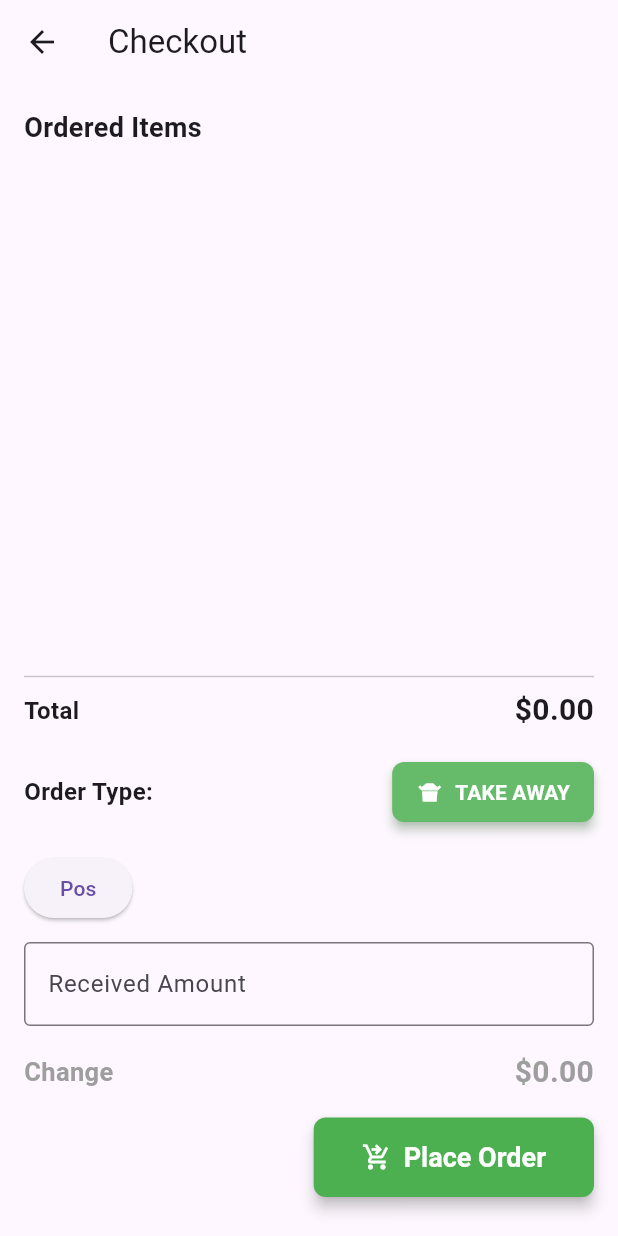
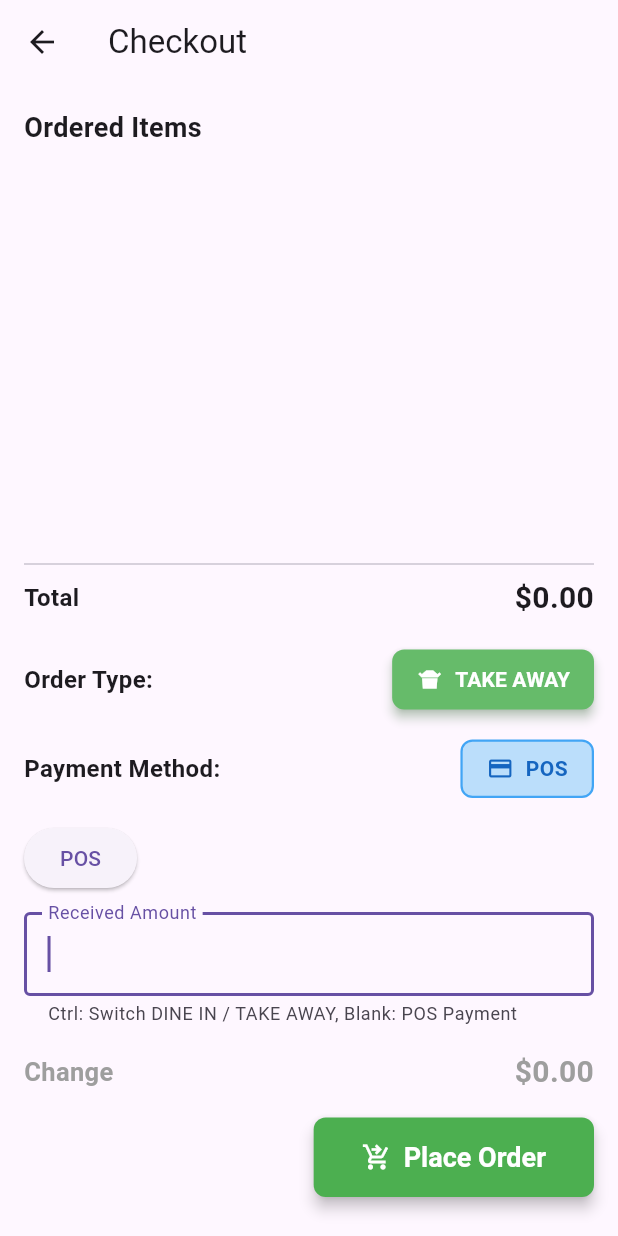
Before and after one commit to mslfh/OmneasPosorder, a Flutter app: the CheckoutPage screen opened directly with empty values, on a phone screen of 412 x 824 dp. Run offline on Flutter 3.47's test engine with Material 3 defaults, Android fonts, the phone set to English and light mode, and no system bars; our stand-ins replace audioplayers, dio, hive, hive_flutter, logger, sqflite and 1 more; missing offline and left inert: workmanager; accounts and stored records are empty.

Commit message:
add keyboard event handling for order type switching and payment method selection with focus management

```diff
--- a/lib/internal/pages/checkout_page.dart
+++ b/lib/internal/pages/checkout_page.dart
@@ -1,4 +1,5 @@
 import 'package:flutter/material.dart';
+import 'package:flutter/services.dart';
 import '../../common/services/order_service.dart';
 import 'order_list_page.dart';
 import '../utils/order_selected.dart';
@@ -16,16 +17,22 @@ class _CheckoutPageState extends State<CheckoutPage> {
   bool isCash = false;
   String orderType = 'TAKE AWAY'; // 添加订单类型状态
   final TextEditingController _controller = TextEditingController();
+  final FocusNode _amountInputFocusNode = FocusNode(); // 金额输入框的焦点节点
 
   @override
   void initState() {
     super.initState();
     _controller.text = '';
+    // 在页面加载后让金额输入框获得焦点
+    WidgetsBinding.instance.addPostFrameCallback((_) {
+      if (mounted) _amountInputFocusNode.requestFocus();
+    });
   }
 
   @override
   void dispose() {
     _controller.dispose();
+    _amountInputFocusNode.dispose();
     super.dispose();
   }
 
@@ -57,7 +64,32 @@ class _CheckoutPageState extends State<CheckoutPage> {
 
   @override
   Widget build(BuildContext context) {
-    return PopScope(
+    return Focus(
+      // 使用 Focus widget 包裹整个页面，捕获全局键盘事件
+      onKeyEvent: (FocusNode node, KeyEvent event) {
+        // 处理按键事件
+        if (event is KeyDownEvent) {
+          print('Key down: ${event.logicalKey.keyLabel}');
+
+          // Ctrl 键：切换订单类型（Dine in/Take away）
+          if (event.logicalKey == LogicalKeyboardKey.controlLeft ||
+              event.logicalKey == LogicalKeyboardKey.controlRight) {
+            _toggleOrderType();
+            return KeyEventResult.handled; // 标记事件已处理
+          }
+
+          // 空格键：同 Pos 按钮功能，将 Received Amount 设为 Total
+          if (event.logicalKey == LogicalKeyboardKey.space) {
+            setState(() {
+              isCash = false; // 设为 POS 支付
+              updateReceivedAmount(totalPrice);
+            });
+            return KeyEventResult.handled; // 标记事件已处理
+          }
+        }
+        return KeyEventResult.ignored; // 未处理的事件继续传递
+      },
+      child: PopScope(
         canPop: false, // disable system back navigation
         child: Scaffold(
           appBar: AppBar(
@@ -190,15 +222,57 @@ class _CheckoutPageState extends State<CheckoutPage> {
                   ],
                 ),
                 SizedBox(height: 16),
+                // 支付方式显示
+                Row(
+                  children: [
+                    Text('Payment Method: ', style: TextStyle(fontSize: 16, fontWeight: FontWeight.bold)),
+                    Spacer(),
+                    Container(
+                      padding: EdgeInsets.symmetric(horizontal: 16, vertical: 8),
+                      decoration: BoxDecoration(
+                        color: isCash ? Colors.amber[100] : Colors.blue[100],
+                        borderRadius: BorderRadius.circular(8),
+                        border: Border.all(
+                          color: isCash ? Colors.amber[400]! : Colors.blue[400]!,
+                          width: 1.5,
+                        ),
+
+                      ),
+                      child: Row(
+                        mainAxisSize: MainAxisSize.min,
+                        children: [
+                          Icon(
+                            isCash ? Icons.money : Icons.credit_card,
+                            size: 18,
+                            color: isCash ? Colors.amber[800] : Colors.blue[800],
+                          ),
+                          SizedBox(width: 8),
+                          Text(
+                            isCash ? 'Cash' : 'POS',
+                            style: TextStyle(
+                              fontSize: 14,
+                              fontWeight: FontWeight.w600,
+                              color: isCash ? Colors.amber[800] : Colors.blue[800],
+                            ),
+                          ),
+                        ],
+                      ),
+                    ),
+                  ],
+                ),
+                SizedBox(height: 16),
                 // Card area：仅保留左侧 Pos 按钮
                 Row(
                   mainAxisAlignment: MainAxisAlignment.start,
                   children: [
                     ElevatedButton(
                       onPressed: () {
+                        setState(() {
+                          isCash = false; // POS 支付
                           updateReceivedAmount(totalPrice);
+                        });
                       },
-                    child: Text('Pos'),
+                      child: Text('POS'),
                     ),
                   ],
                 ),
@@ -211,12 +285,16 @@ class _CheckoutPageState extends State<CheckoutPage> {
                         decoration: InputDecoration(
                           labelText: 'Received Amount',
                           border: OutlineInputBorder(),
+                          // 添加提示文本，告知用户快捷键
+                          helperText: 'Ctrl: Switch DINE IN / TAKE AWAY, Blank: POS Payment',
                         ),
                         controller: _controller,
+                        focusNode: _amountInputFocusNode,
                         onChanged: (val) {
                           double value = double.tryParse(val) ?? 0.0;
                           setState(() {
                             receivedAmount = value;
+                            isCash = true; // 手动输入视为现金支付
                           });
                         },
                       ),
@@ -321,6 +399,7 @@ class _CheckoutPageState extends State<CheckoutPage> {
                 ),
                 SizedBox(height: 10),
               ],
+            ),
           ),
         ),
       ),
```
Lines whose indentation alone changed are shown as unchanged.
